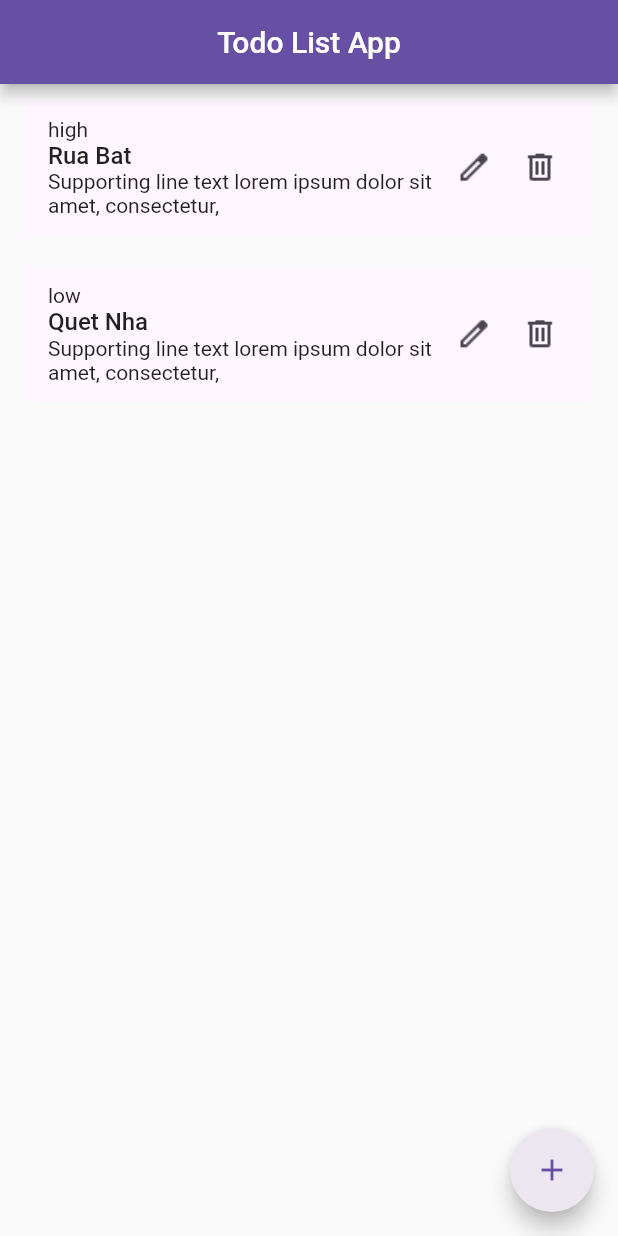
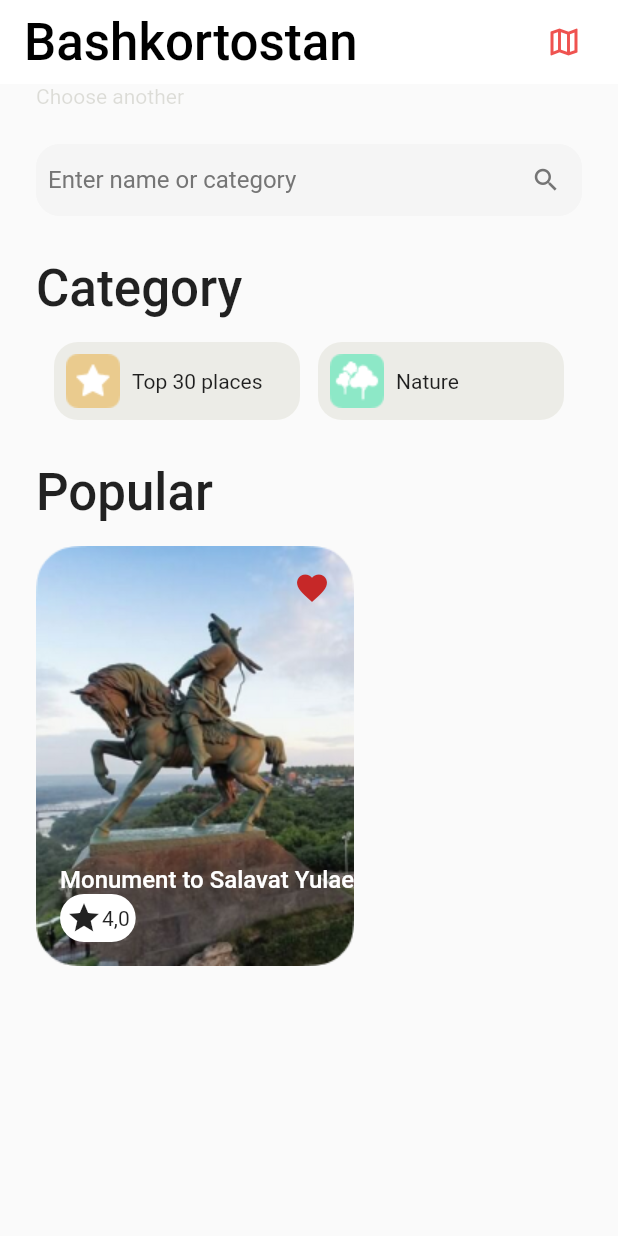
Before and after one commit to tung910/flutter, a Flutter app: the screen it shows after launch, on a phone screen of 412 x 824 dp. Run offline on Flutter 3.47's test engine with Material 2 defaults, Android fonts, the phone set to English and light mode, and no system bars; our stand-ins replace auto_route.

Commit message:
feat tour

```diff
--- a/lib/routes.dart
+++ b/lib/routes.dart
@@ -9,7 +9,7 @@ class AppRouter extends $AppRouter {
         //of the replaceInRouteName property
         // AutoRoute(path: '', page: MyHomePage.page, children: [
         //   RedirectRoute(path: '', redirectTo: 'login1'),
-        AutoRoute(page: TodoListRoute.page, path: '/todolist', initial: true),
+        AutoRoute(page: TourRoute.page, path: '/tour', initial: true),
         AutoRoute(page: AddTodoRoute.page, path: '/addtodo'),
         AutoRoute(page: MessengerRoute.page, path: '/messenger'),
       ];
--- a/lib/todo_list/add_screen.dart
+++ b/lib/todo_list/add_screen.dart
@@ -1,10 +1,10 @@
 import 'package:auto_route/auto_route.dart';
 import 'package:flutter/material.dart';
-import 'package:flutter_application_learn_1/todo_list/data.dart';
+// import 'package:flutter_application_learn_1/todo_list/data.dart';
 
 const List<String> list = <String>['high', 'low', 'medium'];
 
-@RoutePage<TodoEntity>()
+@RoutePage()
 class AddTodoScreen extends StatefulWidget {
   const AddTodoScreen({super.key});
 
@@ -17,11 +17,8 @@ class _AddTodoScreenState extends State<AddTodoScreen> {
   onPressed(context) {
     textFieldsValue.clear();
     _formKey.currentState?.validate();
-
-    AutoRouter.of(context).pop(TodoEntity(
-        priority: textFieldsValue[0] as Priority,
-        title: textFieldsValue[1],
-        description: textFieldsValue[3]));
+print(textFieldsValue);
+    // AutoRouter.of(context).pop(true);
   }
 
   final GlobalKey<FormState> _formKey = GlobalKey<FormState>();
--- a/lib/todo_list/todo_screen.dart
+++ b/lib/todo_list/todo_screen.dart
@@ -31,10 +31,9 @@ class _TodoListScreenState extends State<TodoListScreen> {
                   priority: todoList[index].priority,
                 )),
         floatingActionButton: FloatingActionButton(
-          onPressed: () async => {
-            result = await AutoRouter.of(context).pushNamed('/addtodo')
-                as TodoEntity,
-            print(result)
+          onPressed: ()   => {
+                AutoRouter.of(context).pushNamed('/addtodo'),
+
           },
           backgroundColor: const Color.fromRGBO(236, 230, 240, 1),
           child: const Icon(Icons.add, color: Color.fromRGBO(103, 80, 164, 1)),
--- /dev/null
+++ b/lib/tour/tour_screen.dart
@@ -0,0 +1,155 @@
+import 'package:auto_route/auto_route.dart';
+import 'package:flutter/cupertino.dart';
+import 'package:flutter/material.dart';
+
+@RoutePage()
+class TourScreen extends StatelessWidget {
+  const TourScreen({Key? key}) : super(key: key);
+
+  @override
+  Widget build(BuildContext context) {
+    return Scaffold(
+      appBar: AppBar(
+        title: const Text('Bashkortostan'),
+        titleTextStyle: const TextStyle(
+            fontSize: 34, fontWeight: FontWeight.w500, color: Colors.black),
+        actions: [
+          Icon(
+            Icons.map_outlined,
+            color: Colors.red.shade400,
+          ),
+          const SizedBox(width: 24)
+        ],
+        backgroundColor: Colors.white,
+        elevation: 0,
+      ),
+      body: Padding(
+          padding: const EdgeInsets.symmetric(horizontal: 24),
+          child: Column(
+            crossAxisAlignment: CrossAxisAlignment.start,
+            children: [
+              const Text('Choose another',
+                  style: TextStyle(color: Color.fromARGB(36, 36, 36, 1))),
+              // input
+              Padding(
+                padding: const EdgeInsets.only(top: 24, bottom: 28),
+                child: TextField(
+                  decoration: InputDecoration(
+                    hintText: "Enter name or category",
+                    hintStyle: TextStyle(color: Colors.grey.shade600),
+                    suffixIcon: Icon(
+                      Icons.search,
+                      color: Colors.grey.shade600,
+                      size: 20,
+                    ),
+                    filled: true,
+                    fillColor: Colors.grey.shade100,
+                    contentPadding: const EdgeInsets.all(8),
+                    enabledBorder: OutlineInputBorder(
+                        borderRadius: BorderRadius.circular(16),
+                        borderSide: BorderSide(color: Colors.grey.shade100)),
+                  ),
+                ),
+              ),
+              //Category
+              const Text('Category',
+                  style: TextStyle(
+                    fontSize: 34,
+                    fontWeight: FontWeight.w500,
+                  )),
+              const SizedBox(
+                height: 16,
+              ),
+              SingleChildScrollView(
+                scrollDirection: Axis.horizontal,
+                child: Row(
+                  children: [
+                    for (int i = 0; i < categories.length; i++)
+                      Container(
+                        width: 164,
+                        height: 52,
+                        padding: const EdgeInsets.all(8.0),
+                        margin: const EdgeInsets.only(left: 12),
+                        decoration: BoxDecoration(
+                            borderRadius: BorderRadius.circular(16),
+                            color: const Color.fromARGB(248, 236, 236, 230)),
+                        child: Row(
+                          children: <Widget>[
+                            Image.asset(categories[i].icon),
+                            const SizedBox(
+                              width: 8,
+                            ),
+                            Text(categories[i].title)
+                          ],
+                        ),
+                      ),
+                  ],
+                ),
+              ),
+              const SizedBox(
+                height: 28,
+              ),
+              const Text('Popular',
+                  style: TextStyle(
+                    fontSize: 34,
+                    fontWeight: FontWeight.w500,
+                  )),
+              const SizedBox(
+                height: 16,
+              ),
+              Container(
+                child: Stack(children: [
+                  Image.asset('assets/images/Salavat_Yulaev.png'),
+                  Positioned(
+                      right: 16,
+                      top: 16,
+                      child: Icon(
+                        Icons.favorite,
+                        color: Colors.red.shade800,
+                      )),
+
+                  //content
+
+                  Positioned(
+                      left: 16,
+                      bottom: 16,
+                      child: Column(
+                        crossAxisAlignment: CrossAxisAlignment.start,
+                        children: [
+                          const Text(
+                            'Monument to Salavat Yulaev',
+                            style: TextStyle(
+                              color: Colors.white,
+                              fontSize: 16,
+                              fontWeight: FontWeight.w500,
+                            ),
+                          ),
+                          Container(
+                              padding: EdgeInsets.all(4),
+                              decoration: BoxDecoration(
+                                borderRadius: BorderRadius.circular(20),
+                                color: Color.fromRGBO(255, 255, 255, 0x1),
+                              ),
+                              child: const Row(
+                                  children: [Icon(Icons.star), Text('4,0')]))
+                        ],
+                      ))
+                ]),
+              )
+            ],
+          )),
+    );
+  }
+}
+
+List<Category> categories = <Category>[
+  Category('assets/images/top30.png', 'Top 30 places'),
+  Category('assets/images/nature.png', 'Nature'),
+  Category('assets/images/food.png', 'Dinner'),
+];
+
+class Category {
+  String title;
+  String icon;
+  Category(this.icon, this.title);
+}
```
Also changed, not shown: assets/images/Salavat_Yulaev.png (added), assets/images/food.png (added), assets/images/nature.png (added), assets/images/top30.png (added), lib/routes.gr.dart, pubspec.lock.
